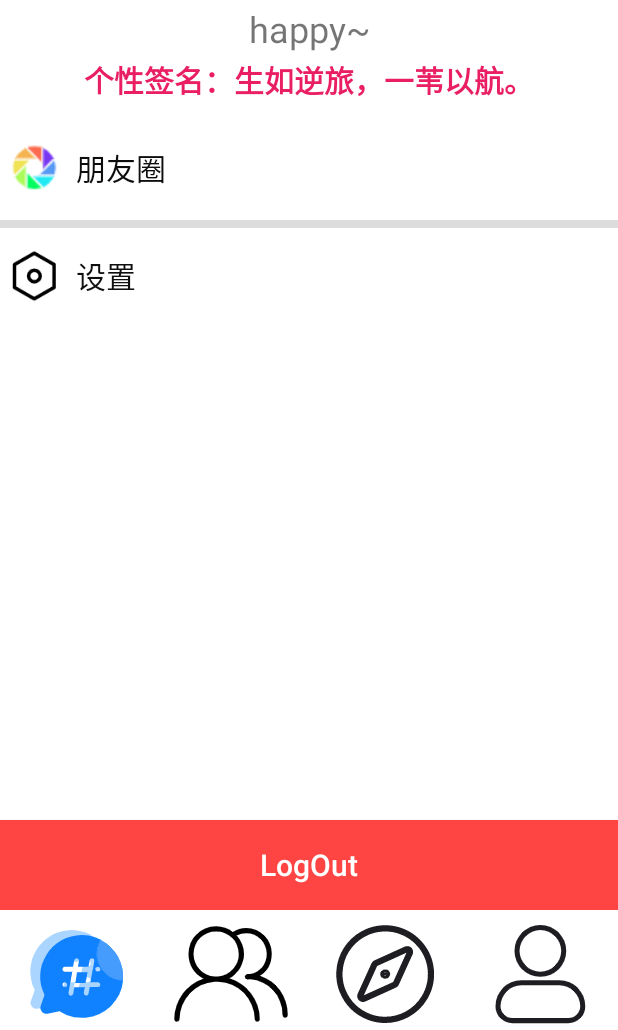
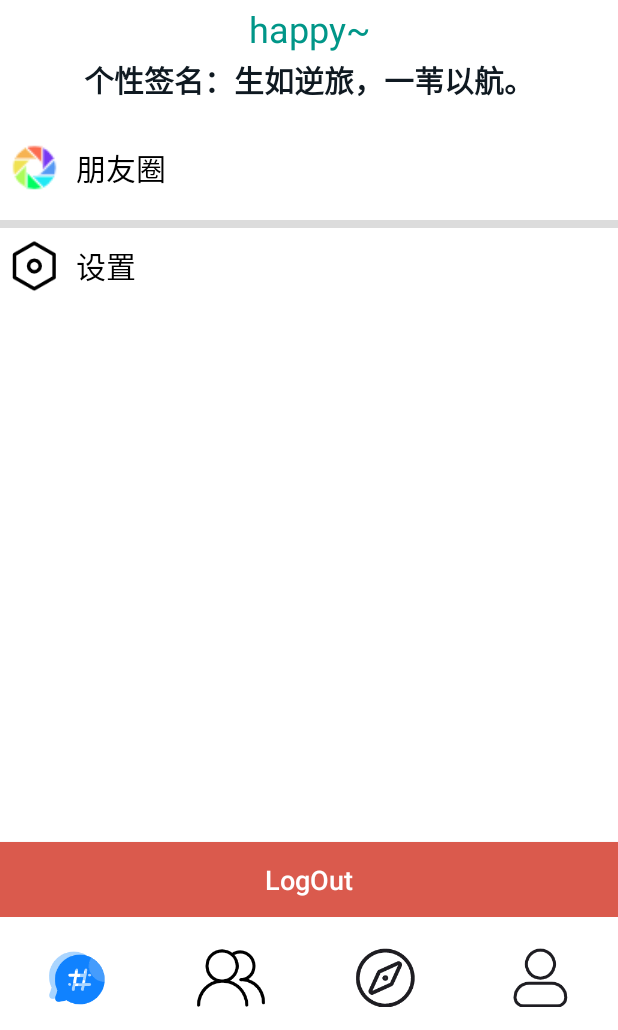
Before and after one commit to dodobird233/QChat, an Android app: the fragment MeFragment placed in its activity, on a phone screen of 412 x 824 dp, the part 206-1236 px from its top. Run offline under Robolectric (Android 15) with nearby library versions, the phone set to English and light mode, and no system bars; 7 statements that could not run were skipped.

Commit message:
better ui

```diff
--- a/app/src/main/res/layout/activity_main.xml
+++ b/app/src/main/res/layout/activity_main.xml
@@ -16,7 +16,7 @@
         android:id="@+id/rg_main"
         android:orientation="horizontal"
         android:layout_width="match_parent"
-        android:layout_height="80dp">
+        android:layout_height="75dp">
 
         <RadioButton
             android:id="@+id/rb_main_chat"
@@ -27,26 +27,32 @@
             android:background="@color/white"
             android:button="@null"
             android:drawableTop="@drawable/rb_main_drawable_selector"
+            android:scaleX="0.6"
+            android:scaleY="0.6"
             android:text="Chats" />
 
         <RadioButton
             android:id="@+id/rb_main_contact"
-            android:text="Contacts"
+            style="@style/MainButtonStyle"
             android:layout_width="0dp"
             android:layout_weight="1"
+            android:background="@color/white"
             android:button="@null"
-            android:background="@color/white"
             android:drawableTop="@drawable/rb_main_contact_drawable_selector"
-            style="@style/MainButtonStyle"/>
+            android:scaleX="0.6"
+            android:scaleY="0.6"
+            android:text="Contacts" />
 
         <RadioButton
             android:id="@+id/rb_main_discover"
-            android:drawableTop="@drawable/rb_main_discover_drawable_selector"
             style="@style/MainButtonStyle"
             android:layout_width="0dp"
             android:layout_weight="1"
+            android:background="@color/white"
             android:button="@null"
-            android:background="@color/white"
+            android:drawableTop="@drawable/rb_main_discover_drawable_selector"
+            android:scaleX="0.6"
+            android:scaleY="0.6"
             android:text="Discover" />
 
         <RadioButton
@@ -54,9 +60,11 @@
             style="@style/MainButtonStyle"
             android:layout_width="0dp"
             android:layout_weight="1"
+            android:background="@color/white"
             android:button="@null"
-            android:background="@color/white"
             android:drawableTop="@drawable/rb_main_me_drawable_selector"
+            android:scaleX="0.6"
+            android:scaleY="0.6"
             android:text="Me" />
     </RadioGroup>
 
--- a/app/src/main/res/layout/fragment_me.xml
+++ b/app/src/main/res/layout/fragment_me.xml
@@ -29,6 +29,7 @@
                 android:layout_height="38dp"
                 android:gravity="center"
                 android:text="happy~"
+                android:textColor="#009688"
                 android:textSize="24sp" />
 
             <TextView
@@ -38,7 +39,7 @@
                 android:fontFamily="sans-serif-light"
                 android:gravity="center"
                 android:text="个性签名：生如逆旅，一苇以航。"
-                android:textColor="#E91E63"
+                android:textColor="#0F1921"
                 android:textSize="20sp"
                 android:textStyle="bold" />
 
@@ -65,7 +66,7 @@
             android:layout_gravity="center"
             android:layout_margin="10dp"
             android:text="朋友圈"
-            android:textColor="#0D0D0D"
+            android:textColor="#000000"
             android:textSize="20sp" />
 
     </LinearLayout>
@@ -76,7 +77,7 @@
 
     <LinearLayout
         android:layout_width="match_parent"
-        android:layout_height="63dp"
+        android:layout_height="wrap_content"
         android:orientation="horizontal">
 
         <ImageView
@@ -93,7 +94,7 @@
             android:layout_gravity="center"
             android:layout_margin="10dp"
             android:text="设置"
-            android:textColor="#100F0F"
+            android:textColor="#000000"
             android:textSize="20dp" />
 
     </LinearLayout>
@@ -106,12 +107,12 @@
     <Button
         android:id="@+id/bt_setting_out"
         android:layout_width="match_parent"
-        android:layout_height="60dp"
+        android:layout_height="50dp"
         android:layout_alignParentBottom="true"
-        android:background="@android:color/holo_red_light"
+        android:background="@color/btn_logout_pressed"
         android:text="LogOut"
         android:textAllCaps="false"
         android:textColor="@android:color/white"
-        android:textSize="20sp" />
+        android:textSize="18sp" />
 
 </LinearLayout>
--- a/app/src/main/res/layout/header_fragment_contact.xml
+++ b/app/src/main/res/layout/header_fragment_contact.xml
@@ -21,7 +21,8 @@
             android:layout_gravity="center"
             android:layout_marginLeft="10dp"
             android:text="新的朋友"
-            android:textSize="24sp"
+            android:textColor="#000000"
+            android:textSize="20sp"
             android:textStyle="bold" />
         <ImageView
             android:id="@+id/iv_contact_red"
@@ -48,7 +49,8 @@
             android:layout_gravity="center"
             android:layout_marginLeft="10dp"
             android:text="群组"
-            android:textSize="24sp"
+            android:textColor="#000000"
+            android:textSize="20sp"
             android:textStyle="bold" />
     </LinearLayout>
 
--- a/app/src/main/res/layout/header_group_list.xml
+++ b/app/src/main/res/layout/header_group_list.xml
@@ -17,7 +17,7 @@
         android:layout_marginLeft="15dp"
         android:text="创建群聊"
         android:textColor="#4CAF50"
-        android:textSize="24sp"
-        android:textStyle="bold"/>
+        android:textSize="20sp"
+        android:textStyle="bold" />
 
 </LinearLayout>
--- a/app/src/main/res/layout/item_pick_contact.xml
+++ b/app/src/main/res/layout/item_pick_contact.xml
@@ -15,13 +15,13 @@
         android:layout_marginLeft="30dp"
         android:layout_gravity="center"
         android:text="昵称"
-        android:textSize="24sp" />
+        android:textSize="20sp" />
 
     <CheckBox
         android:id="@+id/cb_pick"
         android:layout_width="wrap_content"
         android:layout_height="match_parent"
-        android:layout_marginLeft="120dp"
+        android:layout_marginLeft="100dp"
         android:clickable="false"
         android:focusable="false"
         android:gravity="center" />
```
Also changed, not shown: app/src/main/AndroidManifest.xml (+7 -0 lines), 2 other files.
